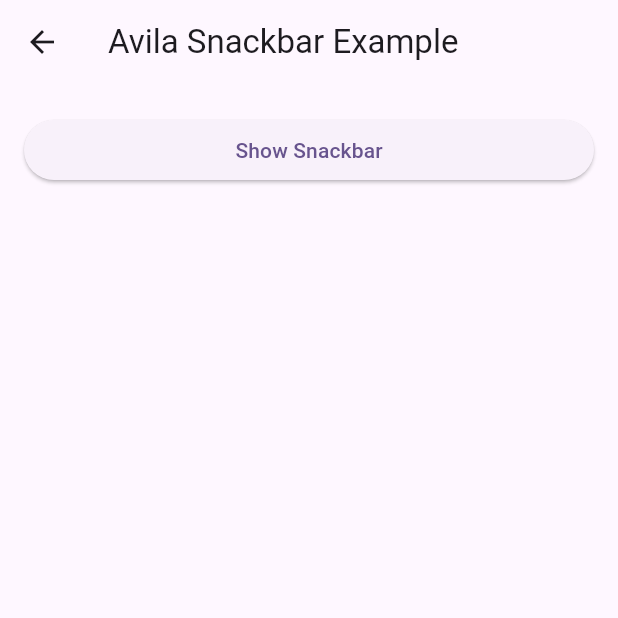
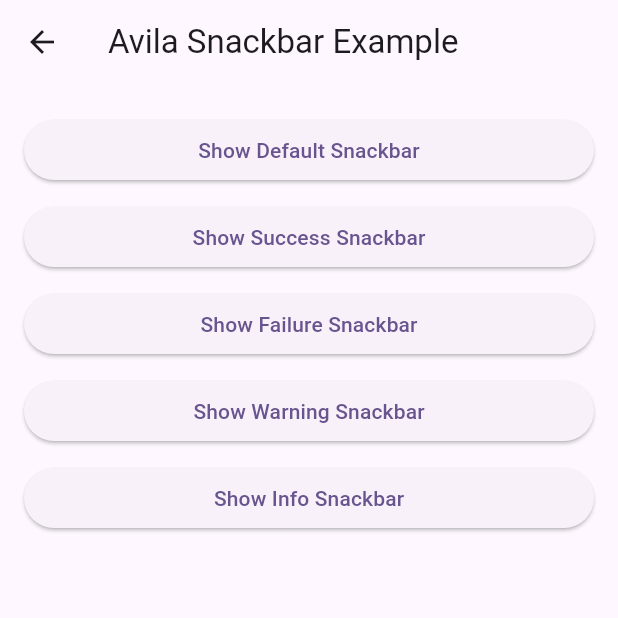
Before and after one commit to Avila-Tek/flutter_common_lib, a Flutter app: the AvilaSnackbarExamplePage screen opened directly, on a phone screen of 412 x 824 dp, the top half of it. Run offline on Flutter 3.47's test engine with Material 3 defaults, Android fonts, the phone set to English and light mode, and no system bars; our stand-ins replace bloc, bloc_concurrency, equatable, flutter_bloc, flutter_svg, permission_handler; key blocks and very long unbroken strings in the code were emptied for the run.

Commit message:
feat: ✨ Snackbar example page

```diff
--- a/example/lib/pages/avila_snackbar/avila_snackar_example_page.dart
+++ b/example/lib/pages/avila_snackbar/avila_snackar_example_page.dart
@@ -18,21 +18,51 @@ class AvilaSnackbarExamplePage extends StatelessWidget {
           children: [
             ElevatedButton(
               onPressed: () {
-                const snackBar = AvilaSnackBarContent(
-                  title: 'Epa',
-                  message: 'mano',
-                  contentType: AvilaSnackBarContentType.success,
-                );
-
-                ScaffoldMessenger.of(context)
-                  ..hideCurrentSnackBar()
-                  ..showSnackBar(const SnackBar(
-                      elevation: 0,
-                      behavior: SnackBarBehavior.floating,
-                      backgroundColor: Colors.transparent,
-                      content: snackBar));
+                const AvilaSnackBar(
+                  content: Text('This is a default snackbar'),
+                ).show(context);
               },
-              child: const Text('Show Snackbar'),
+              child: const Text('Show Default Snackbar'),
+            ),
+            const SizedBox(height: 10),
+            ElevatedButton(
+              onPressed: () {
+                AvilaSnackBar.success(
+                  context: context,
+                  content: const Text('This is a success snackbar'),
+                ).show(context);
+              },
+              child: const Text('Show Success Snackbar'),
+            ),
+            const SizedBox(height: 10),
+            ElevatedButton(
+              onPressed: () {
+                AvilaSnackBar.failure(
+                  context: context,
+                  content: const Text('This is a failure snackbar'),
+                ).show(context);
+              },
+              child: const Text('Show Failure Snackbar'),
+            ),
+            const SizedBox(height: 10),
+            ElevatedButton(
+              onPressed: () {
+                AvilaSnackBar.warning(
+                  context: context,
+                  content: const Text('This is a waning snackbar'),
+                ).show(context);
+              },
+              child: const Text('Show Warning Snackbar'),
+            ),
+            const SizedBox(height: 10),
+            ElevatedButton(
+              onPressed: () {
+                AvilaSnackBar.info(
+                  context: context,
+                  content: const Text('This is a info snackbar'),
+                ).show(context);
+              },
+              child: const Text('Show Info Snackbar'),
             ),
           ],
         ));
```
